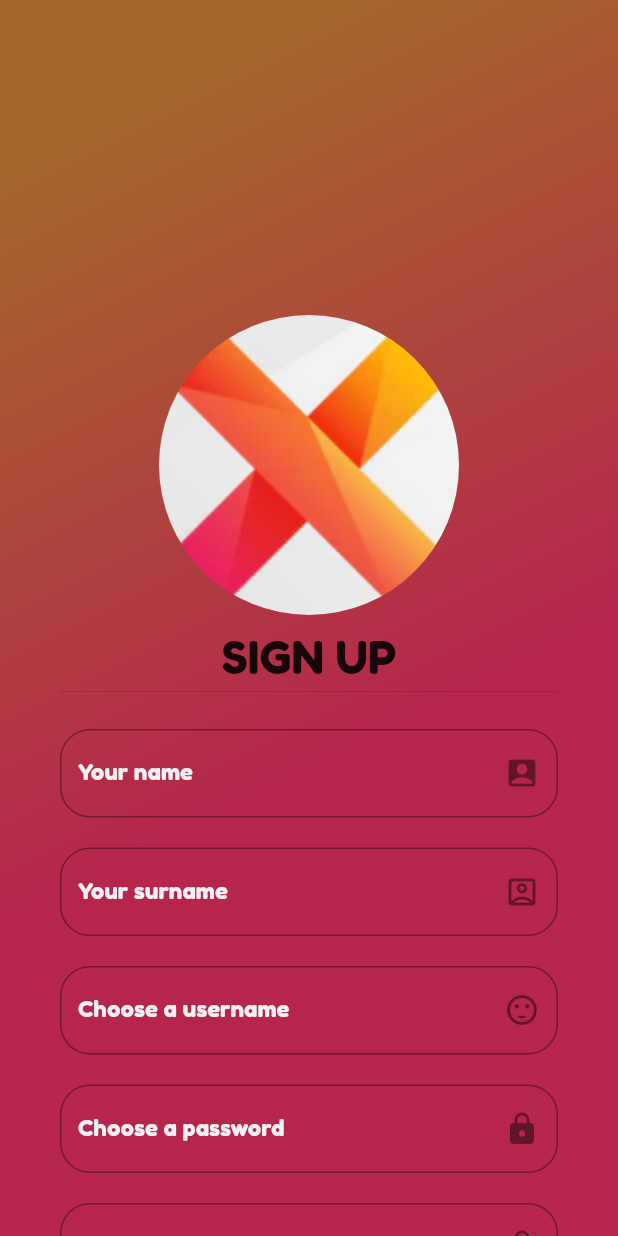
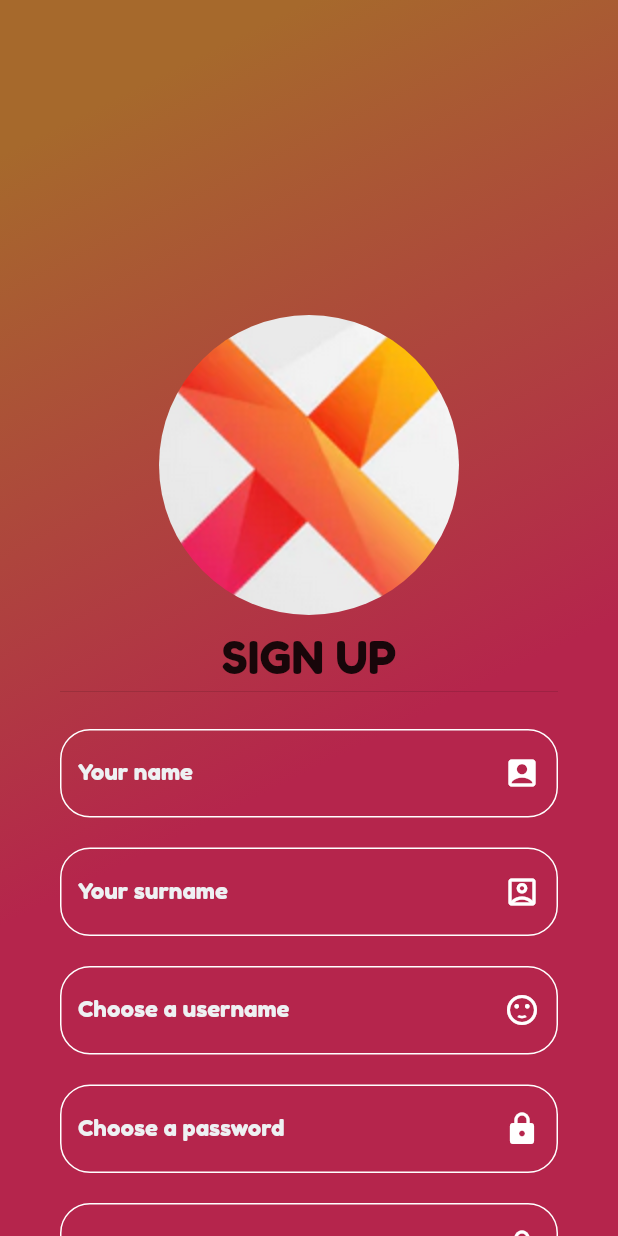
Before and after one commit to JordiLlaveria/EA-Frontend, a Flutter app: the RegisterScreen screen opened by its route, on a phone screen of 412 x 824 dp. Run offline on Flutter 3.47's test engine with Material 2 defaults, Android fonts, the phone set to English and light mode, and no system bars; our stand-ins replace file_picker, firebase_core, firebase_storage, flutter_map, flutter_svg, latlong2 and 2 more; missing offline and left inert: jwt_decode, multiselect_formfield; accounts and stored records are empty; network calls fail.

```diff
--- a/lib/services/auth_service.dart
+++ b/lib/services/auth_service.dart
@@ -20,7 +20,8 @@ class AuthService{
       String phone,
       List<String> location,
       List<String> languages,
-      String photo) async {
+      //String photo
+      ) async {
     var res = await http.post(Uri.parse(baseURL + '/register'),
         headers: {'content-type': 'application/json'},
         body: json.encode({
@@ -32,7 +33,7 @@ class AuthService{
           "phone": phone,
           "location": location,
           "languages": languages,
-          "photo": photo
+          //"photo": photo
         }));
 
     if (res.statusCode == 200) {
--- a/lib/widgets/input_text.dart
+++ b/lib/widgets/input_text.dart
@@ -24,6 +24,12 @@ class InputText extends StatelessWidget {
         keyboardType: this.keyboard,
         obscureText: this.obsecure,
         onChanged:  this.onChanged,
+        validator: (value) {
+          if (value == null || value.isEmpty) {
+            return 'Please enter some text';
+          }
+          return null;
+        },
         decoration: InputDecoration(
           hintText: this.hint,
           labelText: this.label,
@@ -33,9 +39,19 @@ class InputText extends StatelessWidget {
             fontSize: 15.0
           ),
           suffixIcon: this.icon,
+          suffixIconColor: Colors.white,
           border: OutlineInputBorder(
+            borderRadius: BorderRadius.circular(20.0),
+          ),
+          enabledBorder: OutlineInputBorder(
+            borderSide: BorderSide(color: Colors.white),
             borderRadius: BorderRadius.circular(20.0)
-          )
+          ),
+          focusedBorder: OutlineInputBorder(
+            borderSide: BorderSide(color: Colors.amber),
+            borderRadius: BorderRadius.circular(20.0),
+          ),
+          errorStyle: TextStyle(color: Colors.white)
         ),
       ),
     );
--- a/lib/widgets/register_form.dart
+++ b/lib/widgets/register_form.dart
@@ -8,6 +8,7 @@ import 'package:frontend/services/storage_service.dart';
 import 'package:frontend/widgets/input_text.dart';
 import 'dart:developer';
 import 'package:file_picker/file_picker.dart';
+import 'package:multiselect_formfield/multiselect_formfield.dart';
 
 import '../screens/app_screen.dart';
 
@@ -19,7 +20,7 @@ class RegisterForm extends StatefulWidget {
 class _RegisterFormState extends State<RegisterForm> {
   AuthService service = AuthService();
   Storage storage = Storage();
-  GlobalKey<FormState> _formkey = GlobalKey();
+  final _formKey = GlobalKey<FormState>();
 
   late String name;
   late String surname;
@@ -29,107 +30,197 @@ class _RegisterFormState extends State<RegisterForm> {
   late String email;
   late String phone;
   late String photo;
-  late List<String> languages;
+  late List? _myLanguages = [];
   late List<String> location;
   late var fileName;
   late var fileBytes;
 
-  void _register() async {
-    print('Trying to register');
-    photo = fileName;
-    //if(_formKey.currentState!.validate()){
+  void _register() async{
+    _formKey.currentState!.save();
+    if (_formKey.currentState!.validate()){
       if(password1 == password2){
-      if(await service.register(name, surname, username, password1, email, phone, languages, location, photo)){
+        if(await service.register(name, surname, username, password1, email, phone,location, _myLanguages!.cast<String>())){
             final route = MaterialPageRoute(
               builder: (context) => AppScreen());
             Navigator.push(context, route);
+        };
+      }
+      else{
+        showDialog(
+          context: context,
+          builder: (context) => AlertDialog(
+            title: Text('PASSWORD IS NOT THE SAME'),
+            content: Text('Please write the same password twice'),
+            actions: <Widget> [
+              FlatButton(
+                child: Text('OK'),
+                onPressed: (){
+                  Navigator.of(context).pop();
+                } ,
+              ),
+            ],
+          )
+        );
       }
     }
   }
 
   Widget build(BuildContext context) {
     return Form(
+    key: _formKey,
     child: Column(
       children: <Widget>[
         SizedBox(height: 20),
         InputText(
           label: 'Your name',
-            hint: 'Name',
+          hint:'Name',
           keyboard: TextInputType.name,
-            icon: Icon(Icons.account_box),
-            onChanged: (data) {
+          icon: Icon(Icons.account_box, color: Color.fromARGB(255, 255, 255, 255)),
+          onChanged: (data){
             name = data;
           },
         ),
         SizedBox(height: 20),
         InputText(
           label: 'Your surname',
-            hint: 'Surname',
+          hint:'Surname',
           keyboard: TextInputType.name,
-            icon: Icon(Icons.account_box_outlined),
-            onChanged: (data) {
+          icon: Icon(Icons.account_box_outlined, color: Color.fromARGB(255, 255, 255, 255)),
+          onChanged: (data){
             surname = data;
           },
         ),
         SizedBox(height: 20),
         InputText(
           label: 'Choose a username',
-            hint: 'Username',
+          hint:'Username',
           keyboard: TextInputType.name,
-            icon: Icon(Icons.sentiment_satisfied),
-            onChanged: (data) {
+          icon: Icon(Icons.sentiment_satisfied, color: Color.fromARGB(255, 255, 255, 255)),
+          onChanged: (data){
             username = data;
           },
         ),
         SizedBox(height: 20),
         InputText(
           label: 'Choose a password',
-            hint: 'Password',
+          hint:'Password',
           obsecure: true,
-            icon: Icon(Icons.lock),
-            onChanged: (data) {
+          icon: Icon(Icons.lock, color: Color.fromARGB(255, 255, 255, 255)),
+          onChanged: (data){
             password1 = data;
           },
         ),
         SizedBox(height: 20),
         InputText(
           label: 'Repeat your password',
-            hint: 'Password',
+          hint:'Password',
           obsecure: true,
-            icon: Icon(Icons.lock),
-            onChanged: (data) {
+          icon: Icon(Icons.lock, color: Color.fromARGB(255, 255, 255, 255)),
+          onChanged: (data){
             password2 = data;
           },
         ),
         SizedBox(height: 20),
         InputText(
           label: 'Your email',
-            hint: 'Email',
+          hint:'Email',
           keyboard: TextInputType.emailAddress,
-            icon: Icon(Icons.email),
-            onChanged: (data) {
+          icon: Icon(Icons.email, color: Color.fromARGB(255, 255, 255, 255)),
+          onChanged: (data){
             email = data;
           },
         ),
         SizedBox(height: 20),
         InputText(
           label: 'Your phone',
-            hint: 'Phone',
+          hint:'Phone',
           keyboard: TextInputType.phone,
-            icon: Icon(Icons.phone),
-            onChanged: (data) {
+          icon: Icon(Icons.phone, color: Color.fromARGB(255, 255, 255, 255)),
+          onChanged: (data){
             phone = data;
           },
         ),
         SizedBox(height: 20),
-          InputText(
-            label: 'Write your languages',
-            hint: 'Languages',
-            keyboard: TextInputType.text,
-            icon: Icon(Icons.chat_bubble_outline),
-            onChanged: (data) {
-              languages = data.split(',');
+        Container(
+          decoration: BoxDecoration(
+            border: Border.all(
+              color: Color.fromARGB(115, 255, 255, 255),
+              width: 1,
+            ),
+            borderRadius: BorderRadius.circular(20),
+          ),
+          child: MultiSelectFormField(
+          chipBackGroundColor: Color.fromARGB(255, 255, 255, 255),
+          chipLabelStyle: TextStyle(fontWeight: FontWeight.bold, color: Colors.deepOrangeAccent),
+          dialogTextStyle: TextStyle(fontWeight: FontWeight.bold),
+          checkBoxActiveColor: Colors.deepOrangeAccent,
+          checkBoxCheckColor: Colors.white,
+          dialogShapeBorder: RoundedRectangleBorder(
+            borderRadius: BorderRadius.all(Radius.circular(20.0)),),
+          title: Text(
+            "Language",
+            style: TextStyle(
+              fontSize: 15.0,
+              color: Colors.white,
+              fontFamily: 'FredokaOne'
+            ),
+          ),
+          fillColor: Colors.transparent,
+          dataSource: [
+            {
+              "display": "Catalan",
+              "value": "Catalan",
             },
+            {
+              "display": "Spanish",
+              "value": "Spanish",
+            },
+            {
+              "display": "English",
+              "value": "English",
+            },
+            {
+              "display": "French",
+              "value": "French",
+            },
+            {
+              "display": "Italian",
+              "value": "Italian",
+            },
+            {
+              "display": "German",
+              "value": "German",
+            },
+            {
+              "display": "Portuguese",
+              "value": "Portuguese",
+            },
+            {
+              "display": "Russian",
+              "value": "Russian",
+            },
+          ],
+          textField: 'display',
+          valueField: 'value',
+          okButtonLabel: 'OK',
+          cancelButtonLabel: 'CANCEL',
+          hintWidget: Text(
+            'Please choose one or more',
+            style: TextStyle(
+              color: Colors.white,
+              fontSize: 12.0),
+          ),
+          initialValue: _myLanguages,
+          onSaved: (value) {
+            if (value == null) return;
+              setState(() {
+                _myLanguages = value;
+              });
+          },
+          change: (values){
+            _myLanguages = values;
+          },
+       ),
       ),
       SizedBox(height: 20),
           InputText(
@@ -142,18 +233,19 @@ class _RegisterFormState extends State<RegisterForm> {
             },
           ),
       SizedBox(height: 20),
-          photoButton(
-              title: 'Pick photo',
-              icon: Icons.camera_alt_outlined,
-              onClicked: () => pickImage()),
+        // photoButton(
+        //   title: 'Pick photo',
+        //   icon: Icons.camera_alt_outlined,
+        //   onClicked: () => pickImage()),
       SizedBox(height: 20),
+
         Material(
           borderRadius: BorderRadius.circular(30),
           color: Colors.redAccent,
           child: MaterialButton(
             padding: EdgeInsets.fromLTRB(20, 25, 20, 25),
             minWidth: MediaQuery.of(context).size.width,
-              onPressed: () {
+            onPressed: (){
               _register();
             },
             child: Text(
--- a/pubspec.yaml
+++ b/pubspec.yaml
@@ -49,6 +49,8 @@ dependencies:
   firebase_core: ^1.6.0
   firebase_storage: ^10.0.3
   file_picker: ^4.5.1
+  multi_select_flutter: ^4.1.2
+  multiselect_formfield: ^0.1.7
 
 dev_dependencies:
   flutter_test:
```
Also changed, not shown: pubspec.lock. Lines whose indentation alone changed are shown as unchanged.
